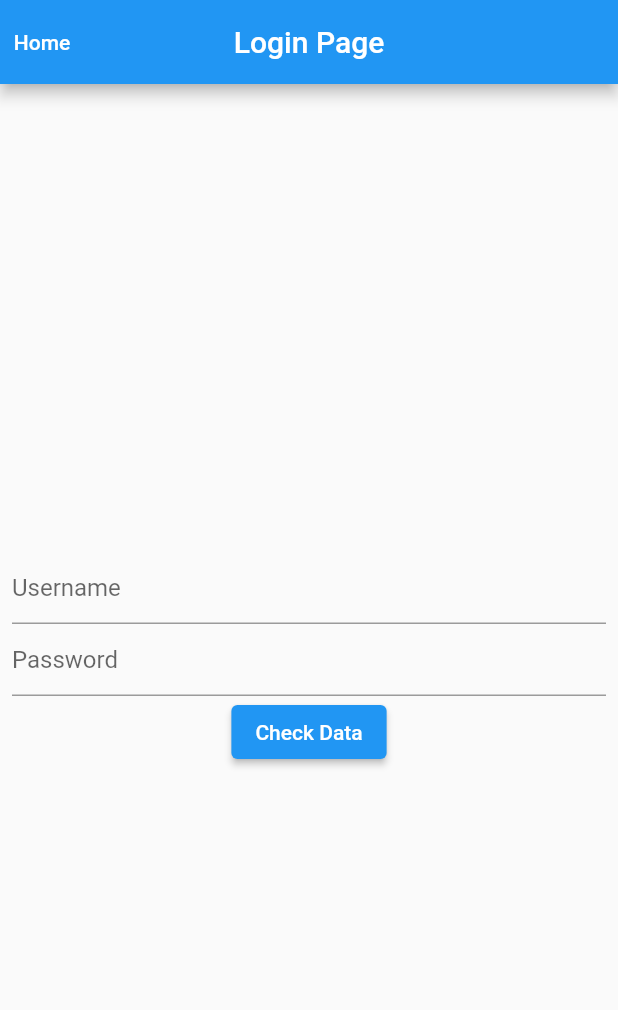
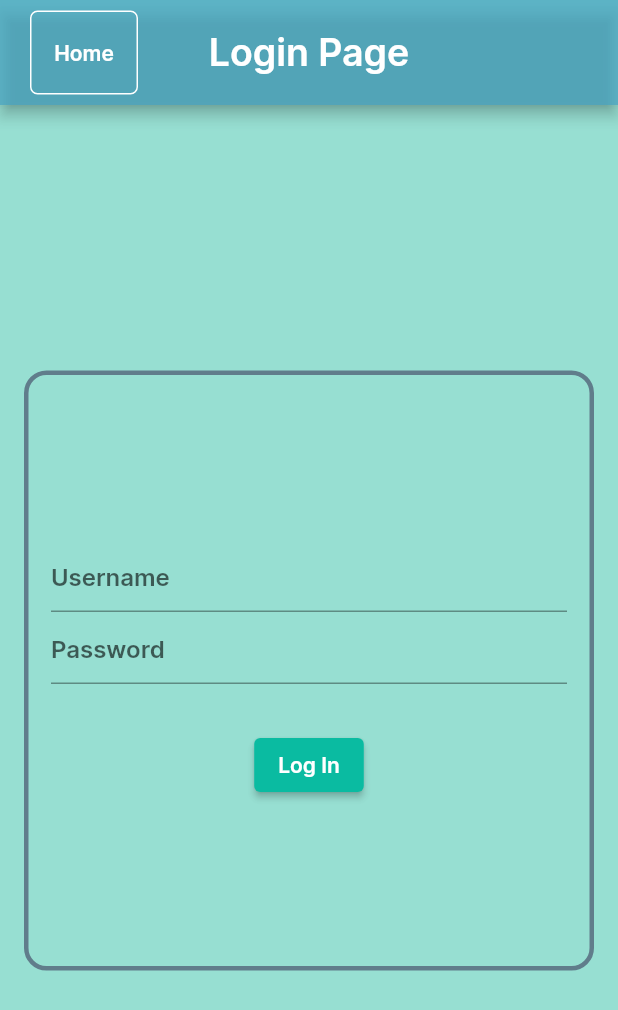
Before and after one commit to bigbarin69/project-flutter, a Flutter app: the screen it shows after launch, after a tap on "Login", on a phone screen of 412 x 824 dp. Shown: the top 1010 px of the screen. Run offline on Flutter 3.47's test engine with Material 2 defaults, Android fonts, the phone set to English and light mode, and no system bars; our stand-ins replace shared_preferences; missing offline and left inert: dart:js_interop.

Commit message:
Final login page

```diff
--- a/lib/login.dart
+++ b/lib/login.dart
@@ -59,31 +59,50 @@
   final myPassword = TextEditingController();
   Future<Login>? futureLogin;
 
-  // @override
-  // void initState() {
-  //   super.initState();
-  //   futureLogin = createlogin();
-  // }
-
   @override
   Widget build(BuildContext context) {
     return MaterialApp(
+      theme: ThemeData(
+        fontFamily: 'Interbold',
+        scaffoldBackgroundColor: const Color.fromARGB(175, 104, 208, 189),
+      ),
       title: 'Login Page',
       debugShowCheckedModeBanner: false,
       home: Scaffold(
           appBar: AppBar(
+            backgroundColor: const Color.fromARGB(178, 70, 164, 196),
+            titleSpacing: 20.0,
+            toolbarHeight: 70.0,
             centerTitle: true,
-            title: const Text('Login Page'),
-            leading: TextButton(
+            title: const Text(
+              'Login Page',
+              style: TextStyle(fontSize: 25.0),
+            ),
+            leading: Row(
+              children: <Widget>[
+                const SizedBox(width: 20.0),
+                Container(
+                  padding: const EdgeInsets.all(3.0),
+                  decoration: BoxDecoration(
+                      border: Border.all(color: Colors.white),
+                      borderRadius:
+                          const BorderRadius.all(Radius.circular(5.0))),
+                  child: TextButton(
                     onPressed: () {
-                Navigator.push(context,
-                    MaterialPageRoute(builder: (context) => const MyApp()));
+                      Navigator.push(
+                          context,
+                          MaterialPageRoute(
+                              builder: (context) => const MyApp()));
                     },
                     child: const Text(
                       'Home',
                       style: TextStyle(color: Colors.white),
                     ),
                   ),
+                ),
+              ],
+            ),
+            leadingWidth: 100.0,
           ),
           body: Container(
             alignment: Alignment.center,
@@ -93,8 +112,15 @@
     );
   }
 
-  Column buildColumn() {
-    return Column(
+  Container buildColumn() {
+    return Container(
+      height: 400.0,
+      width: 380.0,
+      padding: const EdgeInsets.all(15.0),
+      decoration: BoxDecoration(
+          border: Border.all(color: Colors.blueGrey, width: 3.0),
+          borderRadius: const BorderRadius.all(Radius.circular(15.0))),
+      child: Column(
         mainAxisAlignment: MainAxisAlignment.center,
         children: <Widget>[
           TextField(
@@ -105,14 +131,23 @@
             controller: myPassword,
             decoration: const InputDecoration(hintText: 'Password'),
           ),
+          const SizedBox(
+            height: 30.0,
+          ),
           ElevatedButton(
+              style: ElevatedButton.styleFrom(
+                  backgroundColor: const Color.fromARGB(255, 10, 187, 161)),
               onPressed: () {
                 setState(() {
                   futureLogin = createlogin(myUsername.text, myPassword.text);
                 });
               },
-            child: const Text('Check Data'))
+              child: const Text(
+                'Log In',
+                style: TextStyle(),
+              ))
         ],
+      ),
     );
   }
 
```
Lines whose indentation alone changed are shown as unchanged.
